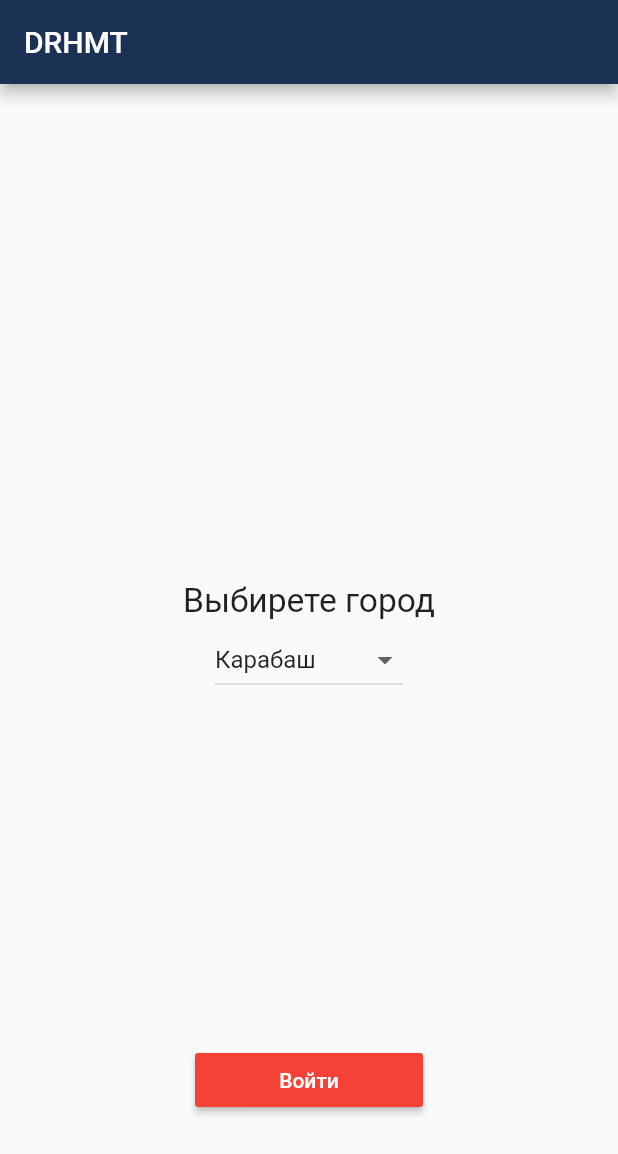
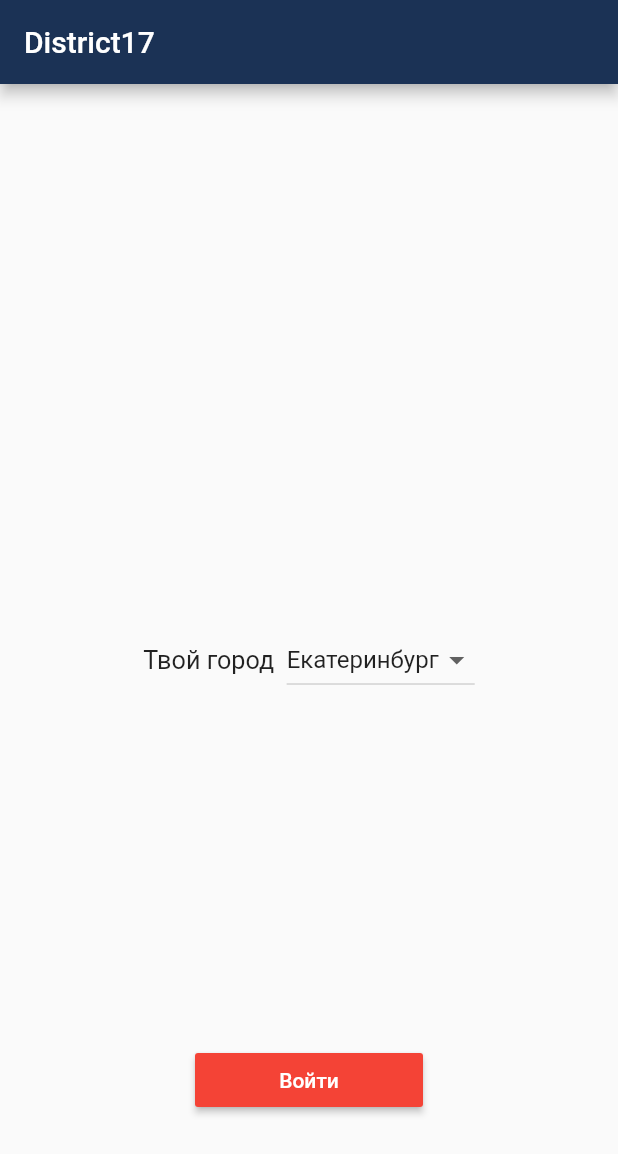
Before and after one commit to Areso/mobile, a Flutter app: the screen it shows after launch, on a phone screen of 412 x 824 dp. Shown: the top 1154 px of the screen. Run offline on Flutter 3.47's test engine with Material 2 defaults, Android fonts, the phone set to English and light mode, and no system bars; our stand-ins replace google_maps_flutter.

Commit message:
finish fucking mvp

```diff
--- a/lib/home_screen.dart
+++ b/lib/home_screen.dart
@@ -8,49 +8,27 @@ class HomeScreen extends StatefulWidget {
 }
 
 class _HomeScreenState extends State<HomeScreen> {
-  String _selectedValue = "2";
+  Object _selectedValue = "Ekaterinburg";
 
   @override
   Widget build(BuildContext context) => Scaffold(
         appBar: AppBar(
-          title: Text("DRHMT"),
+          title: Text("District17"),
         ),
         body: Stack(
           fit: StackFit.expand,
           children: <Widget>[
-            Center(
-              child: Container(
-                margin: EdgeInsets.only(bottom: 80),
-                child: Text(
-                  "Выбирете город",
-                  textScaleFactor: 1.6,
-                ),
-              ),
-            ),
-            Center(
-              child: Container(
-                child: DropdownButton(
+            Container(
+              child: Center(
+                child: Row(
+                  children: <Widget>[
+                    Text("Твой город  ", textScaleFactor: 1.2),
+                    DropdownButton(
                       items: [
                         DropdownMenuItem(
-                      value: "http://51.68.172.115/hack/Ekaterinburg.districts.json",
+                          value: "Ekaterinburg",
                           child: Text("Екатеринбург"),
                         ),
-                    DropdownMenuItem(
-                      value: "2",
-                      child: Text("Карабаш"),
-                    ),
-                    DropdownMenuItem(
-                      value: "3",
-                      child: Text("Челябинск"),
-                    ),
-                    DropdownMenuItem(
-                      value: "4",
-                      child: Text("Череповец"),
-                    ),
-                    DropdownMenuItem(
-                      value: "5",
-                      child: Text("Арзамас"),
-                    )
                       ],
                       onChanged: (value) {
                         setState(() {
@@ -58,6 +36,9 @@ class _HomeScreenState extends State<HomeScreen> {
                         });
                       },
                       value: _selectedValue,
+                    )
+                  ],
+                  mainAxisAlignment: MainAxisAlignment.center,
                 ),
               ),
             ),
@@ -71,7 +52,8 @@ class _HomeScreenState extends State<HomeScreen> {
                 textColor: Colors.white,
                 onPressed: () {
                   Navigator.of(context).pushReplacement(
-                    MaterialPageRoute(builder: (context) => MapScreen(_selectedValue)),
+                    MaterialPageRoute(
+                        builder: (context) => MapScreen(_selectedValue)),
                   );
                 },
               ),
```
Also changed, not shown: lib/map_screen.dart (+132 -18 lines). Lines whose indentation alone changed are shown as unchanged.
